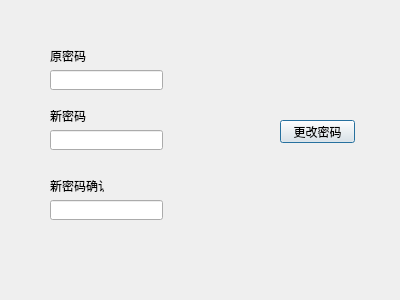
The window that src/Cpluspluswork/account.ui (wutb15/C-work) describes before a commit, drawn with Qt 5.
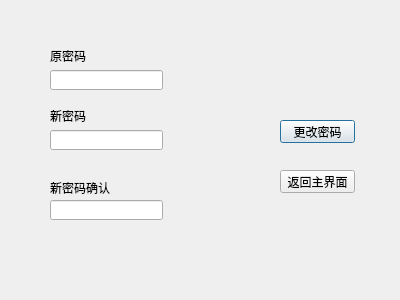
The same window after the commit.

Commit message: account,managerview,profile and tickets

Diff of the .ui file:
```diff
--- a/src/Cpluspluswork/account.ui
+++ b/src/Cpluspluswork/account.ui
@@ -87,14 +87,27 @@
     <rect>
      <x>50</x>
      <y>180</y>
-     <width>54</width>
-     <height>12</height>
+     <width>61</width>
+     <height>16</height>
     </rect>
    </property>
    <property name="text">
     <string>新密码确认</string>
    </property>
   </widget>
+  <widget class="QPushButton" name="backButton">
+   <property name="geometry">
+    <rect>
+     <x>280</x>
+     <y>170</y>
+     <width>75</width>
+     <height>23</height>
+    </rect>
+   </property>
+   <property name="text">
+    <string>返回主界面</string>
+   </property>
+  </widget>
  </widget>
  <resources/>
  <connections/>
```
Left out of the diff: 6 changed lines with no effect on the pictures. The commit also changes 12 other files.
